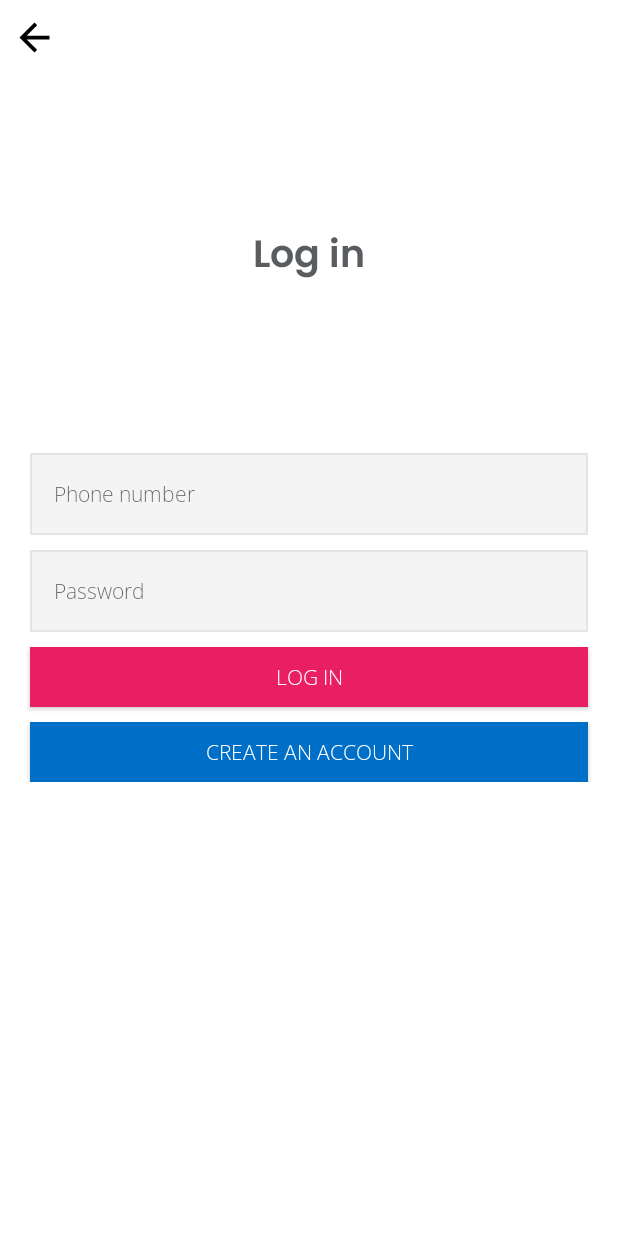
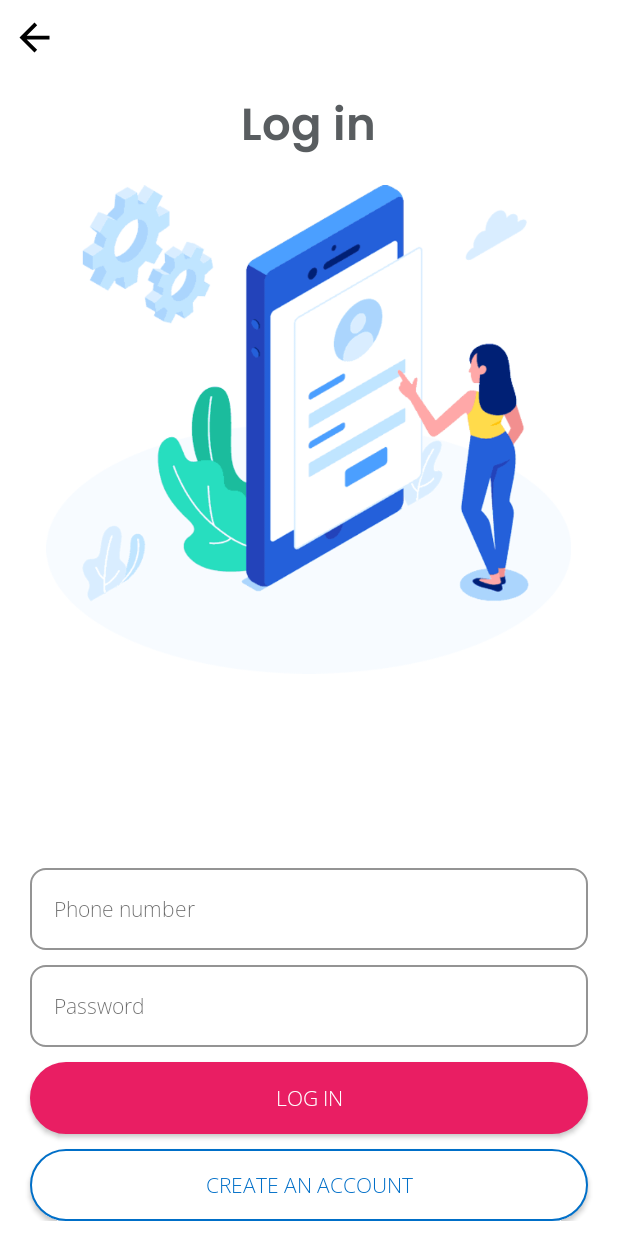
Before and after one commit to prasanth9689/Skyblue_Shopping_App, an Android app: the LoginActivity screen opened directly, with no data from a screen before it, on a phone screen of 412 x 824 dp. Run offline under Robolectric (Android 15) with nearby library versions, the phone set to English and light mode, and no system bars; our stand-ins replace Volley; libraries missing offline, so code that uses them is left out: com.androidnetworking, com.androidnetworking.interceptors; network calls fail; Roboto replaces fonts that are not available here; 6 statements that could not run were skipped.

Commit message:
EditText updated

```diff
--- /dev/null
+++ b/app/src/main/res/drawable/edit_text_register.xml
@@ -0,0 +1,13 @@
+<?xml version="1.0" encoding="utf-8"?>
+<shape xmlns:android="http://schemas.android.com/apk/res/android">
+
+    <!-- Background Color -->
+    <solid android:color="#FFFFFF" />
+
+    <!-- Border Color -->
+    <stroke android:width="1dp" android:color="#949494" />
+
+    <!-- Round Corners -->
+    <corners android:radius="10dp" />
+
+</shape>
--- /dev/null
+++ b/app/src/main/res/drawable/login_btn_border_radius.xml
@@ -0,0 +1,13 @@
+<?xml version="1.0" encoding="utf-8"?>
+<shape xmlns:android="http://schemas.android.com/apk/res/android">
+
+    <!-- Background Color -->
+    <solid android:color="@color/colorPrimaryBlue" />
+
+    <!-- Border Color -->
+    <stroke android:width="1dp" android:color="@color/colorPrimaryBlue" />
+
+    <!-- Round Corners -->
+    <corners android:radius="40dp" />
+
+</shape>
--- /dev/null
+++ b/app/src/main/res/drawable/new_user_btn.xml
@@ -0,0 +1,13 @@
+<?xml version="1.0" encoding="utf-8"?>
+<shape xmlns:android="http://schemas.android.com/apk/res/android">
+
+    <!-- Background Color -->
+    <solid android:color="#FFFFFF" />
+
+    <!-- Border Color -->
+    <stroke android:width="1dp" android:color="#006FC8" />
+
+    <!-- Round Corners -->
+    <corners android:radius="40dp" />
+
+</shape>
--- a/app/src/main/res/layout/activity_login.xml
+++ b/app/src/main/res/layout/activity_login.xml
@@ -26,22 +26,37 @@
 
     </RelativeLayout>
 
+    <RelativeLayout
+        android:layout_width="match_parent"
+        android:layout_height="wrap_content"
+        android:layout_below="@id/top">
+
         <TextView
+            android:id="@+id/login_text"
             android:layout_width="wrap_content"
             android:layout_height="wrap_content"
-        android:layout_below="@id/top"
             android:layout_centerHorizontal="true"
-        android:layout_marginTop="100dp"
+            android:layout_marginTop="10dp"
             android:fontFamily="@font/poppins_semibold"
             android:text="@string/log_in"
             android:textColor="#595D60"
-        android:textSize="25dp"
+            android:textSize="30dp"
             android:textStyle="bold" />
+
+        <ImageView
+            android:layout_below="@id/login_text"
+            android:layout_width="350dp"
+            android:layout_height="350dp"
+            android:layout_centerHorizontal="true"
+            android:scaleType="fitCenter"
+            android:src="@drawable/login_image"/>
+    </RelativeLayout>
 
     <RelativeLayout
         android:layout_width="match_parent"
         android:layout_height="wrap_content"
-        android:layout_centerInParent="true">
+        android:layout_alignParentBottom="true"
+        android:layout_marginBottom="10dp">
 
         <EditText
             android:id="@+id/etMobile"
@@ -50,7 +65,7 @@
             android:layout_height="wrap_content"
             android:layout_centerHorizontal="true"
             android:layout_marginLeft="40dp"
-            android:background="@drawable/edit_text_border_color_light_blue"
+            android:background="@drawable/edit_text_register"
             android:ems="10"
             android:fontFamily="@font/open_sans_light"
             android:hint="@string/phone_number"
@@ -70,7 +85,7 @@
             android:layout_marginLeft="40dp"
             android:layout_marginTop="10dp"
             android:textCursorDrawable="@drawable/color_cursor_primary"
-            android:background="@drawable/edit_text_border_color_light_blue"
+            android:background="@drawable/edit_text_register"
             android:ems="10"
             android:fontFamily="@font/open_sans_light"
             android:hint="@string/password"
@@ -82,12 +97,12 @@
         <Button
             android:id="@+id/login_btn"
             android:layout_width="match_parent"
-            android:layout_height="40dp"
+            android:layout_height="wrap_content"
             android:layout_below="@+id/etPassword"
             android:layout_centerHorizontal="true"
             android:layout_marginLeft="40dp"
             android:layout_marginTop="10dp"
-            android:background="@color/colorPrimaryBlue"
+            android:background="@drawable/login_btn_border_radius"
             android:fontFamily="@font/open_sans_light"
             android:text="@string/log_in"
             android:textColor="#FFFFFF"
@@ -97,15 +112,15 @@
         <Button
             android:id="@+id/create_btn"
             android:layout_width="match_parent"
-            android:layout_height="40dp"
+            android:layout_height="wrap_content"
             android:layout_below="@+id/login_btn"
             android:layout_centerHorizontal="true"
             android:layout_marginLeft="40dp"
             android:layout_marginTop="10dp"
-            android:background="#006FC8"
+            android:background="@drawable/new_user_btn"
             android:fontFamily="@font/open_sans_light"
             android:text="@string/create_an_acccount"
-            android:textColor="#FFFFFF"
+            android:textColor="#006FC8"
             tools:layout_editor_absoluteX="161dp"
             tools:layout_editor_absoluteY="234dp" />
 
--- a/app/src/main/res/layout/activity_password.xml
+++ b/app/src/main/res/layout/activity_password.xml
@@ -46,7 +46,7 @@
         android:layout_marginRight="10dp"
         android:layout_weight="2"
         android:textCursorDrawable="@drawable/color_cursor_primary"
-        android:background="@drawable/edit_text_border_color_light_blue"
+        android:background="@drawable/edit_text_register"
         android:fontFamily="@font/poppins_light"
         android:hint="@string/enter_password"
         android:inputType="textPassword"
@@ -75,7 +75,7 @@
         android:layout_marginTop="10dp"
         android:layout_marginRight="10dp"
         android:layout_weight="2"
-        android:background="@drawable/edit_text_border_color_light_blue"
+        android:background="@drawable/edit_text_register"
         android:hint="@string/confirm_password"
         android:textCursorDrawable="@drawable/color_cursor_primary"
         android:inputType="textPassword"
@@ -91,7 +91,7 @@
         android:layout_marginLeft="10dp"
         android:layout_marginTop="20dp"
         android:layout_marginRight="10dp"
-        android:background="@color/colorPrimaryBlue"
+        android:background="@drawable/login_btn_border_radius"
         android:text="@string/next"
         android:textAllCaps="false"
         android:textColor="#ffffff"
--- a/app/src/main/res/layout/activity_verify_phone.xml
+++ b/app/src/main/res/layout/activity_verify_phone.xml
@@ -60,7 +60,7 @@
             android:layout_below="@id/textView"
             android:layout_marginStart="20dp"
             android:layout_marginTop="10dp"
-            android:background="@drawable/edit_text_border_color_light_blue"
+            android:background="@drawable/edit_text_register"
             android:digits="0123456789"
             android:fontFamily="@font/poppins_light"
             android:gravity="center"
@@ -81,7 +81,7 @@
             android:layout_marginStart="10dp"
             android:layout_marginTop="20dp"
             android:layout_marginEnd="10dp"
-            android:background="@color/colorMessageBackground"
+            android:background="@drawable/login_btn_border_radius"
             android:fontFamily="@font/poppins_light"
             android:text="@string/verify"
             android:textAllCaps="false"
```
Also changed, not shown: app/src/main/res/layout/activity_delivery_address_edit.xml (+6 -6 lines), app/src/main/res/layout/activity_name.xml (+7 -7 lines), app/src/main/res/layout/activity_register.xml (+4 -4 lines), app/src/main/res/drawable/login_image.png (added). Lines whose indentation alone changed are shown as unchanged.
